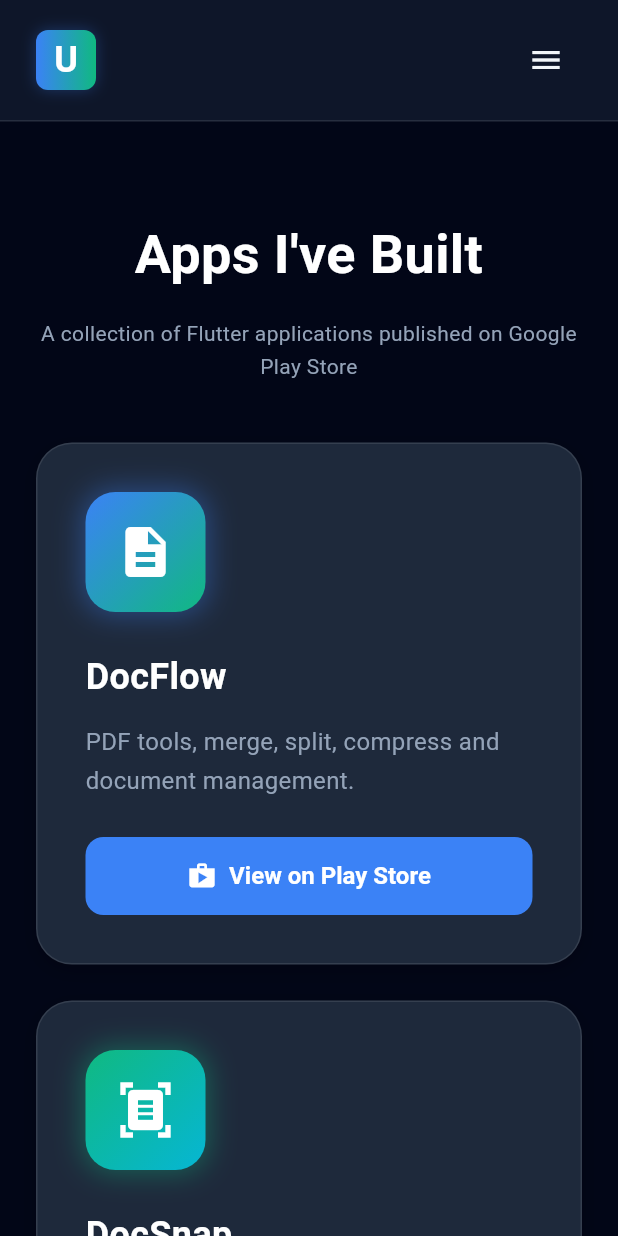
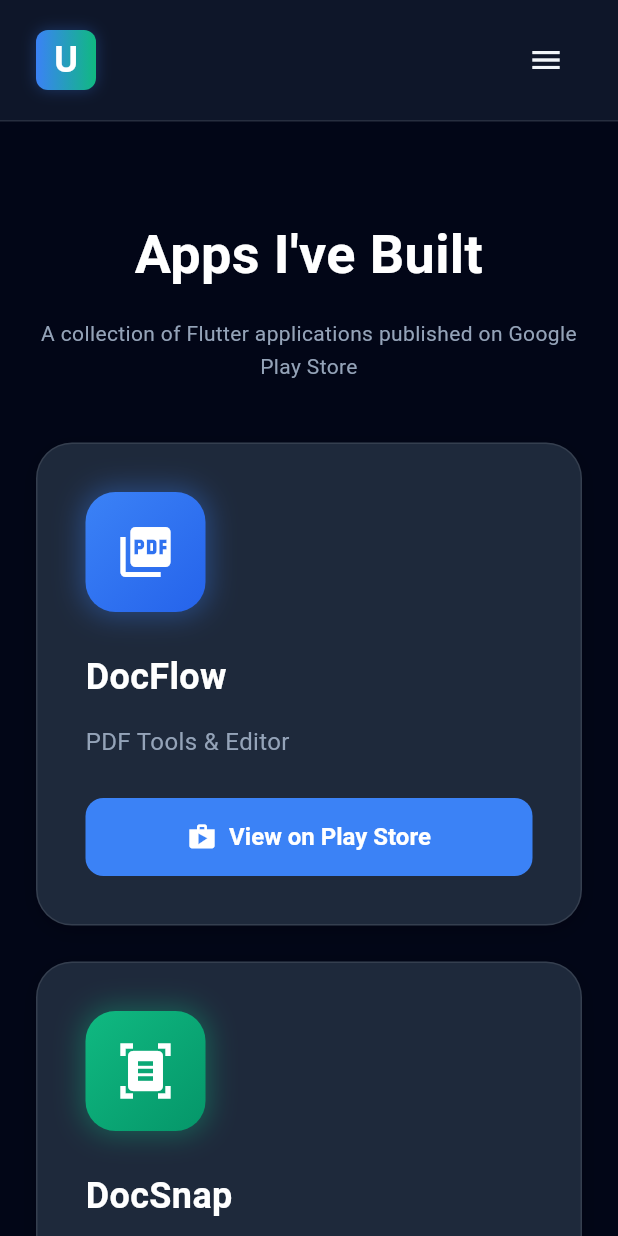
Before and after one commit to uday0117/ukrsolutions-website, a Flutter app: the AppsPage screen opened by its route, on a phone screen of 412 x 824 dp. Run offline on Flutter 3.47's test engine with Material 3 defaults, Android fonts, the phone set to English and light mode, and no system bars; our stand-ins replace go_router.

Commit message:
feat: implement responsive design and add site data

```diff
--- /dev/null
+++ b/lib/core/responsive.dart
@@ -0,0 +1,20 @@
+import 'package:flutter/material.dart';
+
+class Responsive {
+  static bool isMobile(BuildContext context) {
+    return MediaQuery.of(context).size.width < 768;
+  }
+
+  static bool isTablet(BuildContext context) {
+    return MediaQuery.of(context).size.width >= 768 &&
+        MediaQuery.of(context).size.width < 1024;
+  }
+
+  static bool isDesktop(BuildContext context) {
+    return MediaQuery.of(context).size.width >= 1024;
+  }
+
+  static double width(BuildContext context) {
+    return MediaQuery.of(context).size.width;
+  }
+}
--- /dev/null
+++ b/lib/core/routes.dart
@@ -0,0 +1,7 @@
+class Routes {
+  static const home = '/';
+  static const apps = '/apps';
+  static const contact = '/contact';
+  static const privacy = '/privacy';
+  static const terms = '/terms';
+}
--- /dev/null
+++ b/lib/data/app_data.dart
@@ -0,0 +1,77 @@
+import 'package:flutter/material.dart';
+
+class AppInfo {
+  final String name;
+  final String description;
+  final IconData icon;
+  final String? playStoreUrl;
+  final Color primaryColor;
+  final Color secondaryColor;
+
+  const AppInfo({
+    required this.name,
+    required this.description,
+    required this.icon,
+    this.playStoreUrl,
+    required this.primaryColor,
+    required this.secondaryColor,
+  });
+}
+
+class AppData {
+  static const List<AppInfo> apps = [
+    AppInfo(
+      name: 'DocFlow',
+      description: 'PDF Tools & Editor',
+      icon: Icons.picture_as_pdf,
+      playStoreUrl: '',
+      primaryColor: Color(0xFF3B82F6),
+      secondaryColor: Color(0xFF2563EB),
+    ),
+
+    AppInfo(
+      name: 'DocSnap',
+      description: 'Document Scanner',
+      icon: Icons.document_scanner,
+      playStoreUrl: '',
+      primaryColor: Color(0xFF10B981),
+      secondaryColor: Color(0xFF059669),
+    ),
+
+    AppInfo(
+      name: 'BuildCalc',
+      description: 'Construction Calculator',
+      icon: Icons.calculate,
+      playStoreUrl: '',
+      primaryColor: Color(0xFFF59E0B),
+      secondaryColor: Color(0xFFD97706),
+    ),
+
+    AppInfo(
+      name: 'FemGlow',
+      description: 'Women Health Tracker',
+      icon: Icons.favorite,
+      playStoreUrl: '',
+      primaryColor: Color(0xFFEC4899),
+      secondaryColor: Color(0xFFDB2777),
+    ),
+
+    AppInfo(
+      name: 'Memo Keeper',
+      description: 'Notes & Reminders',
+      icon: Icons.note_alt,
+      playStoreUrl: '',
+      primaryColor: Color(0xFF8B5CF6),
+      secondaryColor: Color(0xFF7C3AED),
+    ),
+
+    AppInfo(
+      name: 'Learn Flutter & Dart',
+      description: 'Flutter Learning App',
+      icon: Icons.school,
+      playStoreUrl: '',
+      primaryColor: Color(0xFF06B6D4),
+      secondaryColor: Color(0xFF0891B2),
+    ),
+  ];
+}
--- /dev/null
+++ b/lib/data/site_data.dart
@@ -0,0 +1,11 @@
+class SiteData {
+  static const companyName = 'UKR Solutions';
+
+  static const founderName = 'Uday Reddy';
+
+  static const role = 'Flutter Developer & App Publisher';
+
+  static const website = 'https://ukrsolutions.in';
+
+  static const email = 'apps.uksolutions@gmail.com';
+}
--- a/lib/pages/apps_page.dart
+++ b/lib/pages/apps_page.dart
@@ -1,6 +1,8 @@
 import 'package:flutter/material.dart';
+import 'package:ukr_solutions_website/core/responsive.dart';
+import 'package:ukr_solutions_website/data/app_data.dart';
+import 'package:ukr_solutions_website/widgets/app_card.dart';
 
-import '../widgets/app_card.dart';
 import '../widgets/footer.dart';
 import '../widgets/navbar.dart' as nav;
 
@@ -23,69 +25,10 @@
   }
 
   Widget _buildContent(BuildContext context) {
-    final List<Map<String, dynamic>> apps = [
-      {
-        'name': 'DocFlow',
-        'description':
-            'PDF tools, merge, split, compress and document management.',
-        'icon': Icons.description,
-        'url':
-            'https://play.google.com/store/apps/details?id=com.uksolutions.docflow',
-        'primary': const Color(0xFF3B82F6),
-        'secondary': const Color(0xFF10B981),
-      },
-      {
-        'name': 'DocSnap',
-        'description': 'Document scanning and PDF generation.',
-        'icon': Icons.document_scanner,
-        'url':
-            'https://play.google.com/store/apps/details?id=com.uksolutions.docsnap',
-        'primary': const Color(0xFF10B981),
-        'secondary': const Color(0xFF06B6D4),
-      },
-      {
-        'name': 'BuildCalc',
-        'description': 'Construction and engineering calculations.',
-        'icon': Icons.calculate,
-        'url':
-            'https://play.google.com/store/apps/details?id=com.uksolutions.buildcalc',
-        'primary': const Color(0xFFF59E0B),
-        'secondary': const Color(0xFFD97706),
-      },
-      {
-        'name': 'FemGlow',
-        'description': 'Period and cycle tracking application.',
-        'icon': Icons.favorite,
-        'url':
-            'https://play.google.com/store/apps/details?id=com.uksolutions.femglow',
-        'primary': const Color(0xFFEC4899),
-        'secondary': const Color(0xFFDB2777),
-      },
-      {
-        'name': 'Memo Keeper',
-        'description': 'Notes and productivity application.',
-        'icon': Icons.note_alt,
-        'url':
-            'https://play.google.com/store/apps/details?id=com.uksolutions.memokeeper',
-        'primary': const Color(0xFF6366F1),
-        'secondary': const Color(0xFF8B5CF6),
-      },
-      {
-        'name': 'Learn Flutter & Dart',
-        'description': 'Educational Flutter learning application.',
-        'icon': Icons.school,
-        'url':
-            'https://play.google.com/store/apps/details?id=com.uksolutions.learnflutter',
-        'primary': const Color(0xFF06B6D4),
-        'secondary': const Color(0xFF3B82F6),
-      },
-    ];
-
     return LayoutBuilder(
       builder: (context, constraints) {
-        final isMobile = constraints.maxWidth < 768;
-        final isTablet =
-            constraints.maxWidth >= 768 && constraints.maxWidth < 1024;
+        final isMobile = Responsive.isMobile(context);
+        final isTablet = Responsive.isTablet(context);
 
         return Container(
           width: double.infinity,
@@ -122,16 +65,16 @@
                 spacing: 24,
                 runSpacing: 24,
                 alignment: WrapAlignment.center,
-                children: apps.map((app) {
+                children: AppData.apps.map((app) {
                   return SizedBox(
                     width: isMobile ? double.infinity : (isTablet ? 320 : 360),
                     child: AppCardWidget(
-                      appName: app['name'],
-                      description: app['description'],
-                      icon: app['icon'],
-                      playStoreUrl: app['url'],
-                      primaryColor: app['primary'],
-                      secondaryColor: app['secondary'],
+                      appName: app.name,
+                      description: app.description,
+                      icon: app.icon,
+                      playStoreUrl: app.playStoreUrl,
+                      primaryColor: app.primaryColor,
+                      secondaryColor: app.secondaryColor,
                     ),
                   );
                 }).toList(),
--- a/lib/routes/app_router.dart
+++ b/lib/routes/app_router.dart
@@ -1,5 +1,6 @@
 import 'package:flutter/material.dart';
 import 'package:go_router/go_router.dart';
+import 'package:ukr_solutions_website/core/routes.dart';
 
 import '../pages/apps_page.dart';
 import '../pages/contact_page.dart';
@@ -8,10 +9,10 @@
 import '../pages/terms_page.dart';
 
 final GoRouter router = GoRouter(
-  initialLocation: '/',
+  initialLocation: Routes.home,
   routes: [
     GoRoute(
-      path: '/',
+      path: Routes.home,
       name: 'home',
       pageBuilder: (context, state) => CustomTransitionPage(
         key: state.pageKey,
@@ -22,7 +23,7 @@
       ),
     ),
     GoRoute(
-      path: '/apps',
+      path: Routes.apps,
       name: 'apps',
       pageBuilder: (context, state) => CustomTransitionPage(
         key: state.pageKey,
@@ -33,7 +34,7 @@
       ),
     ),
     GoRoute(
-      path: '/privacy',
+      path: Routes.privacy,
       name: 'privacy',
       pageBuilder: (context, state) => CustomTransitionPage(
         key: state.pageKey,
@@ -44,7 +45,7 @@
       ),
     ),
     GoRoute(
-      path: '/terms',
+      path: Routes.terms,
       name: 'terms',
       pageBuilder: (context, state) => CustomTransitionPage(
         key: state.pageKey,
@@ -55,7 +56,7 @@
       ),
     ),
     GoRoute(
-      path: '/contact',
+      path: Routes.contact,
       name: 'contact',
       pageBuilder: (context, state) => CustomTransitionPage(
         key: state.pageKey,
--- a/lib/widgets/app_card.dart
+++ b/lib/widgets/app_card.dart
@@ -82,10 +82,7 @@
                   gradient: LinearGradient(
                     begin: Alignment.topLeft,
                     end: Alignment.bottomRight,
-                    colors: [
-                      widget.primaryColor,
-                      widget.secondaryColor,
-                    ],
+                    colors: [widget.primaryColor, widget.secondaryColor],
                   ),
                   borderRadius: BorderRadius.circular(20),
                   boxShadow: [
@@ -96,11 +93,7 @@
                     ),
                   ],
                 ),
-                child: Icon(
-                  widget.icon,
-                  size: 40,
-                  color: Colors.white,
-                ),
+                child: Icon(widget.icon, size: 40, color: Colors.white),
               ),
               const SizedBox(height: 24),
 
@@ -146,10 +139,7 @@
                     child: Row(
                       mainAxisAlignment: MainAxisAlignment.center,
                       children: [
-                        Icon(
-                          Icons.shop,
-                          size: 20,
-                        ),
+                        Icon(Icons.shop, size: 20),
                         const SizedBox(width: 8),
                         const Text('View on Play Store'),
                       ],
@@ -170,11 +160,7 @@
                   child: const Row(
                     mainAxisAlignment: MainAxisAlignment.center,
                     children: [
-                      Icon(
-                        Icons.schedule,
-                        size: 20,
-                        color: Color(0xFF94A3B8),
-                      ),
+                      Icon(Icons.schedule, size: 20, color: Color(0xFF94A3B8)),
                       SizedBox(width: 8),
                       Text(
                         'Coming Soon',
--- a/lib/widgets/navbar.dart
+++ b/lib/widgets/navbar.dart
@@ -1,5 +1,8 @@
 import 'package:flutter/material.dart';
 import 'package:go_router/go_router.dart';
+import 'package:ukr_solutions_website/core/responsive.dart';
+import 'package:ukr_solutions_website/core/routes.dart';
+import 'package:ukr_solutions_website/data/site_data.dart';
 
 class NavigationBar extends StatelessWidget {
   const NavigationBar({super.key});
@@ -18,14 +21,14 @@
       ),
       child: LayoutBuilder(
         builder: (context, constraints) {
-          final isMobile = constraints.maxWidth < 768;
-
+          final isMobile = Responsive.isMobile(context);
+          final isTablet = Responsive.isTablet(context);
           return Row(
             mainAxisAlignment: MainAxisAlignment.spaceBetween,
             children: [
               // Logo
               InkWell(
-                onTap: () => context.go('/'),
+                onTap: () => context.go(Routes.home),
                 child: Row(
                   children: [
                     Container(
@@ -58,7 +61,7 @@
                     if (!isMobile) ...[
                       const SizedBox(width: 12),
                       const Text(
-                        'UKR Solutions',
+                        SiteData.companyName,
                         style: TextStyle(
                           fontSize: 20,
                           fontWeight: FontWeight.bold,
```
Also changed, not shown: lib/pages/contact_page.dart (+3 -4 lines), lib/pages/privacy_page.dart (+8 -9 lines), lib/pages/terms_page.dart (+8 -8 lines), lib/widgets/about_section.dart (+3 -4 lines), lib/widgets/footer.dart (+22 -16 lines), lib/widgets/hero_section.dart (+8 -8 lines).
